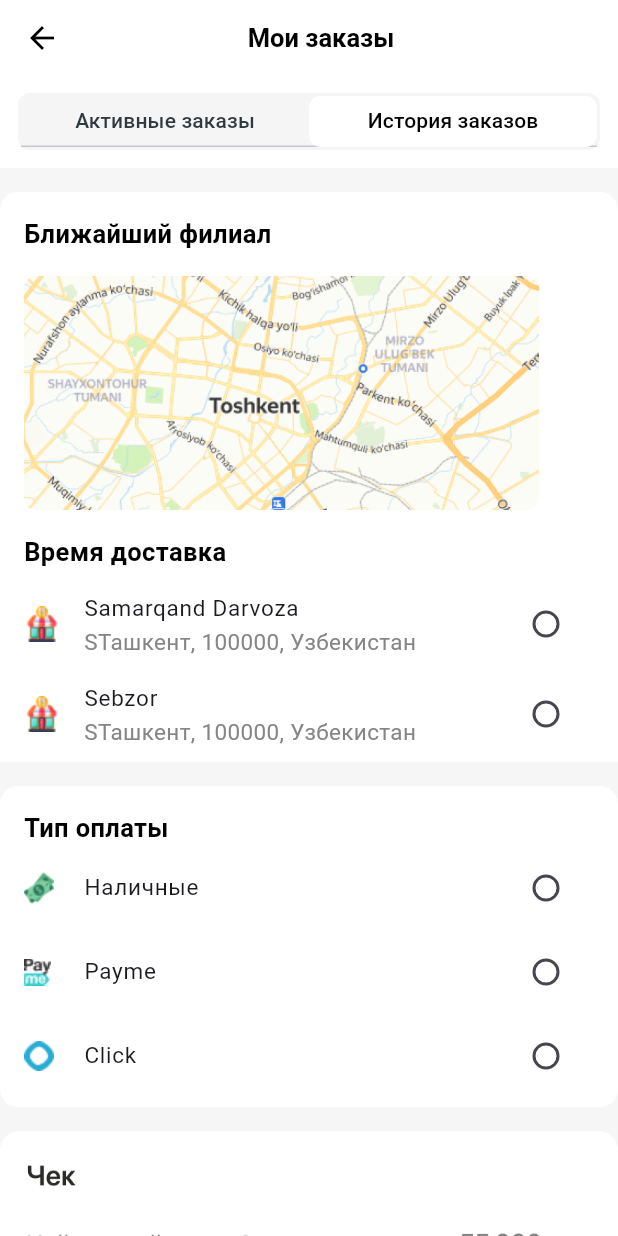
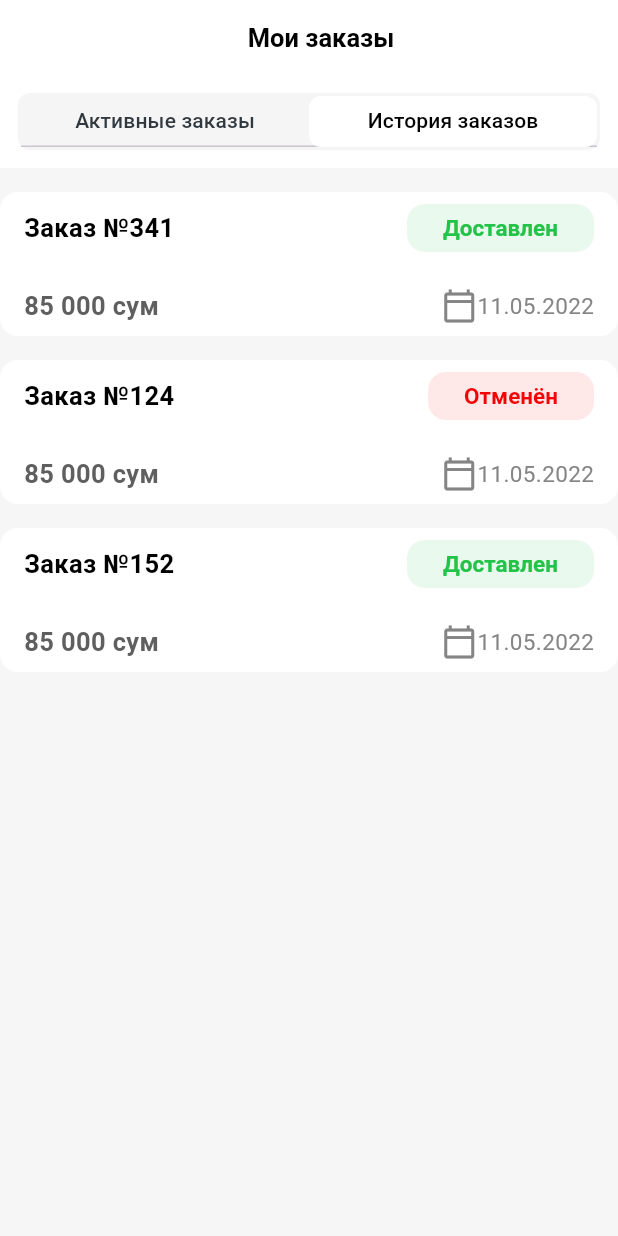
Before and after one commit to AzizbekNormurodov/Ploff, a Flutter app: the MyordersPage screen opened directly, tab 2 chosen, on a phone screen of 412 x 824 dp. Run offline on Flutter 3.47's test engine with Material 2 defaults, Android fonts, the light colour scheme and no system bars; missing offline and left inert: flutter_pin_code_widget.

Commit message:
third commit

```diff
--- a/lib/pages/main/main_page.dart
+++ b/lib/pages/main/main_page.dart
@@ -1,6 +1,7 @@
 import 'package:flutter/material.dart';
 import 'package:ploff/pages/main/basket/basket_page.dart';
 import 'package:ploff/pages/main/%D1%81heckout/checkout_page.dart';
+import 'package:ploff/pages/main/my_orders/my_orders_page.dart';
 
 import 'home/home_page.dart';
 import 'profile/profile_page.dart';
@@ -20,10 +21,10 @@
     return Scaffold(
         body: IndexedStack(
           index: currentIndex,
-          children:   [
+          children:   const [
             HomePage(),
             BasketPage(),
-            CheckoutPage(),
+            MyordersPage(),
             ProfilePage(),
           ],
         ),
--- a/lib/pages/main/my_orders/my_orders_page.dart
+++ b/lib/pages/main/my_orders/my_orders_page.dart
@@ -1,13 +1,7 @@
 import 'package:flutter/material.dart';
 import 'package:ploff/core/theme/theme_text_styles.dart';
-import 'package:ploff/pages/main/%D1%81heckout/widget/address_widget.dart';
-import 'package:ploff/pages/main/product/widget/nearest_branch_widget.dart';
-import 'package:ploff/routes/app_routes.dart';
-
-import '../product/widget/bottomsheet_widget.dart';
-import '../сheckout/widget/courier_widget.dart';
-import '../сheckout/widget/delivery_time_widget.dart';
-import '../сheckout/widget/payment_type_widget.dart';
+import 'package:ploff/pages/main/my_orders/widget/Active_order_widget.dart';
+import 'package:ploff/pages/main/my_orders/widget/history_order_widget.dart';
 
 class MyordersPage extends StatefulWidget {
   const MyordersPage({Key? key}) : super(key: key);
@@ -27,11 +21,13 @@
   void initState() {
     tabController = TabController(length: 2, vsync: this);
     tabController.addListener(() {});
-}
+  }
+
   @override
   Widget build(BuildContext context) {
     return Scaffold(
       appBar: AppBar(
+        automaticallyImplyLeading: false,
         centerTitle: true,
         title: const Padding(
           padding: EdgeInsets.only(left: 16),
@@ -53,8 +49,8 @@
             child: Theme(
               data: Theme.of(context).copyWith(
                 colorScheme: Theme.of(context).colorScheme.copyWith(
-                  surfaceVariant: Colors.transparent,
-                ),
+                      surfaceVariant: Colors.transparent,
+                    ),
               ),
               child: TabBar(
                 labelColor: Colors.black,
@@ -67,7 +63,7 @@
                     Radius.circular(8),
                   ),
                 ),
-                tabs:  [
+                tabs: const [
                   Tab(
                     child: Text("Активные заказы"),
                   ),
@@ -85,53 +81,12 @@
         children: [
           ListView.builder(
               itemBuilder: (context, index) {
-                return Column(
-                  children: [
-                    const Padding(
-                      padding: EdgeInsets.only(top: 16),
-                      child: AddressWidget(),
-                    ),
-                    const CourierWidget(),
-                    const DeliveryTimeWidget(),
-                    const PaymentTypeWidget(),
-                    Image.asset("assets/png/chek.png"),
-                    Padding(
-                      padding: const EdgeInsets.all(16),
-                      child: ElevatedButton(
-                          onPressed: () {
-                            showModalBottomSheet(
-                              context: context,
-                              builder: (context) {
-                                return const BottomSheetWidget();
-                              },
-                            );
-                          },
-                          child: const Text("Заказать")),
-                    ),
-                  ],
-                );
+                return const ActiveOrderWidget();
               },
               itemCount: 1),
           ListView.builder(
               itemBuilder: (context, index) {
-                return Column(
-                  children: [
-                    const Padding(
-                      padding: EdgeInsets.only(top: 16),
-                      child: NearestBranchWidget(),
-                    ),
-                    const PaymentTypeWidget(),
-                    Image.asset("assets/png/chek.png"),
-                    Padding(
-                      padding: const EdgeInsets.all(16),
-                      child: ElevatedButton(
-                          onPressed: () {
-                            Navigator.pushNamed(context, AppRoutes.signup);
-                          },
-                          child: const Text("Заказать")),
-                    ),
-                  ],
-                );
+                return const HistoryOrderWidget();
               },
               itemCount: 1),
         ],
--- /dev/null
+++ b/lib/pages/main/my_orders/widget/history_order_widget.dart
@@ -0,0 +1,134 @@
+import 'package:flutter/material.dart';
+import 'package:ploff/core/theme/theme_colors.dart';
+import 'package:ploff/core/theme/theme_text_styles.dart';
+import 'package:ploff/routes/app_routes.dart';
+
+class HistoryOrderWidget extends StatelessWidget {
+  const HistoryOrderWidget({Key? key}) : super(key: key);
+
+  @override
+  Widget build(BuildContext context) {
+    return Column(
+      children: [
+        OrderWidget(
+          text: "Заказ №341",
+          color: Color.fromRGBO(34, 195, 72, 0.1),
+          title: "Доставлен",
+          titlecolor: Color(0xff22C348),
+        ),
+        OrderWidget(
+          text: "Заказ №124",
+          color: Color(0xffFFE8E7),
+          title: "Отменён",
+          titlecolor: Color(0xffF30404),
+        ),
+        OrderWidget(
+          text: "Заказ №152",
+          color: Color.fromRGBO(34, 195, 72, 0.1),
+          title: "Доставлен",
+          titlecolor: Color(0xff22C348),
+        ),
+      ],
+    );
+  }
+}
+
+class OrderWidget extends StatefulWidget {
+  OrderWidget(
+      {Key? key,
+      required this.text,
+      required this.color,
+      required this.title,
+      required this.titlecolor})
+      : super(key: key);
+  String text;
+  Color color;
+  String title;
+  Color titlecolor;
+
+  @override
+  State<OrderWidget> createState() => _OrderWidgetState();
+}
+
+class _OrderWidgetState extends State<OrderWidget> {
+  @override
+  Widget build(BuildContext context) {
+    return InkWell(
+      onTap: () {
+        Navigator.pushNamed(context, AppRoutes.history_order);
+      },
+      child: Padding(
+        padding: const EdgeInsets.only(top: 16),
+        child: Container(
+          width: double.infinity,
+          height: 96,
+          decoration: const BoxDecoration(
+            borderRadius: BorderRadius.all(
+              Radius.circular(12),
+            ),
+            color: Colors.white,
+          ),
+          child: Column(
+            children: [
+              Padding(
+                padding: const EdgeInsets.only(left: 16, right: 16, bottom: 16),
+                child: Row(
+                  mainAxisAlignment: MainAxisAlignment.spaceBetween,
+                  children: [
+                    Text(
+                      widget.text,
+                      style: ThemeTextStyles.appTitle,
+                    ),
+                    ElevatedButton(
+                      style: ButtonStyle(
+                        backgroundColor: MaterialStateProperty.all(
+                          widget.color,
+                        ),
+                        minimumSize: MaterialStateProperty.all(
+                          const Size(101, 32),
+                        ),
+                      ),
+                      onPressed: () {},
+                      child: Text(
+                        widget.title,
+                        style: TextStyle(
+                          color: widget.titlecolor,
+                        ),
+                      ),
+                    ),
+                  ],
+                ),
+              ),
+              Padding(
+                padding: const EdgeInsets.only(left: 16, right: 16),
+                child: Row(
+                  mainAxisAlignment: MainAxisAlignment.spaceBetween,
+                  children: [
+                    const Text("85 000 сум",
+                        style: TextStyle(
+                          fontSize: 17,
+                          fontWeight: FontWeight.w600,
+                          color: ThemeColors.black2,
+                        )),
+                    Row(
+                      children: const [
+                        Icon(
+                          Icons.calendar_today_outlined,
+                          color: ThemeColors.black3,
+                        ),
+                        Text(
+                          "11.05.2022",
+                          style: ThemeTextStyles.adress,
+                        )
+                      ],
+                    )
+                  ],
+                ),
+              ),
+            ],
+          ),
+        ),
+      ),
+    );
+  }
+}
--- a/lib/routes/app_pages.dart
+++ b/lib/routes/app_pages.dart
@@ -2,6 +2,8 @@
 import 'package:ploff/pages/main/%D1%81heckout/checkout_page.dart';
 import 'package:ploff/pages/main/basket/basket_empty_page.dart';
 import 'package:ploff/pages/main/basket/basket_page.dart';
+import 'package:ploff/pages/main/my_orders/active_order_page.dart';
+import 'package:ploff/pages/main/my_orders/history_order_oage.dart';
 import 'package:ploff/pages/main/product/product_page.dart';
 import 'package:ploff/pages/main/profile/profile_page.dart';
 import 'package:ploff/pages/main/sign_up/details_page.dart';
@@ -28,6 +30,8 @@
     AppRoutes.basket: (context) => BasketPage(),
     AppRoutes.checkout: (context) => CheckoutPage(),
     AppRoutes.profile: (context) => ProfilePage(),
+    AppRoutes.active_order: (context) => ActiveOrderPage(),
+    AppRoutes.history_order: (context) => HistoryOrderPage(),
 
 
   };
--- a/lib/routes/app_routes.dart
+++ b/lib/routes/app_routes.dart
@@ -13,5 +13,7 @@
   static const String basket = '/basket';
   static const String checkout = '/checkout';
   static const String profile = '/profile';
+  static const String active_order = '/active_order';
+  static const String history_order = '/history_order';
 
 }
```
Also changed, not shown: lib/pages/main/my_orders/active_order_page.dart (added, +156 -0 lines), lib/pages/main/my_orders/history_order_oage.dart (added, +125 -0 lines), lib/pages/main/my_orders/widget/Active_order_widget.dart (added, +31 -0 lines), assets/png/account.png (added), assets/png/aktivzakas.png (added), assets/png/messanger.png (added), assets/png/order.png (added), assets/png/phone.png (added).
